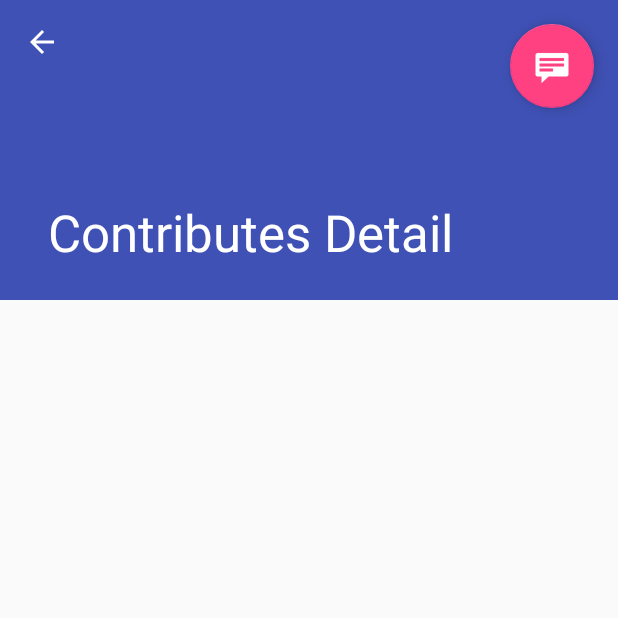
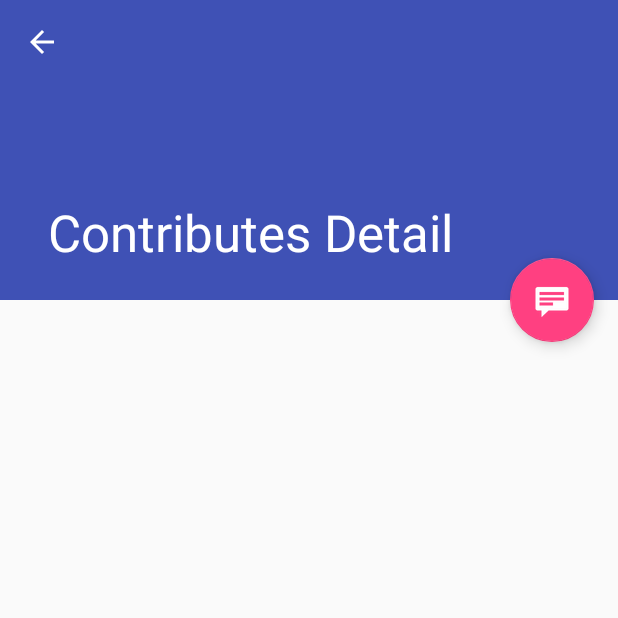
Before and after one commit to eghunter/PhotoEXer, an Android app: the UserDetailActivity screen opened directly, with no data from a screen before it, on a phone screen of 412 x 824 dp, the top half of it. Run offline under Robolectric (Android 15) with nearby library versions, the phone set to English and light mode, and no system bars; our stand-ins replace Dagger/Hilt's generated code, data binding; libraries missing offline, so code that uses them is left out: rx.android.schedulers, rx.schedulers, rx.subjects, rx.subscriptions; 3 statements that could not run were skipped.

Commit message:
- Update

```diff
--- a/app/src/main/res/layout/activity_base_detail.xml
+++ b/app/src/main/res/layout/activity_base_detail.xml
@@ -37,7 +37,8 @@
     <FrameLayout
         android:id="@+id/replace_layout"
         android:layout_width="match_parent"
-        android:layout_height="match_parent"/>
+        android:layout_height="match_parent"
+        app:layout_behavior="@string/appbar_scrolling_view_behavior"/>
 
     <android.support.design.widget.FloatingActionButton
         android:id="@+id/fab"
```
